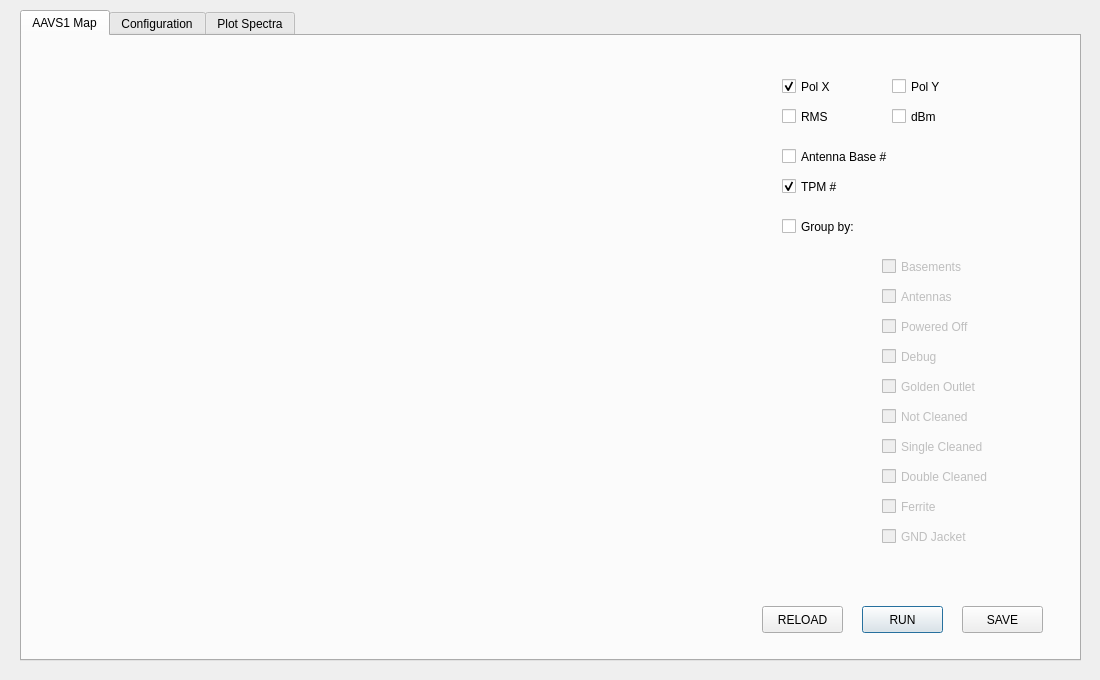
Above: bridging.ui from amattana/LowBridging before the change. Below: the same form after it.
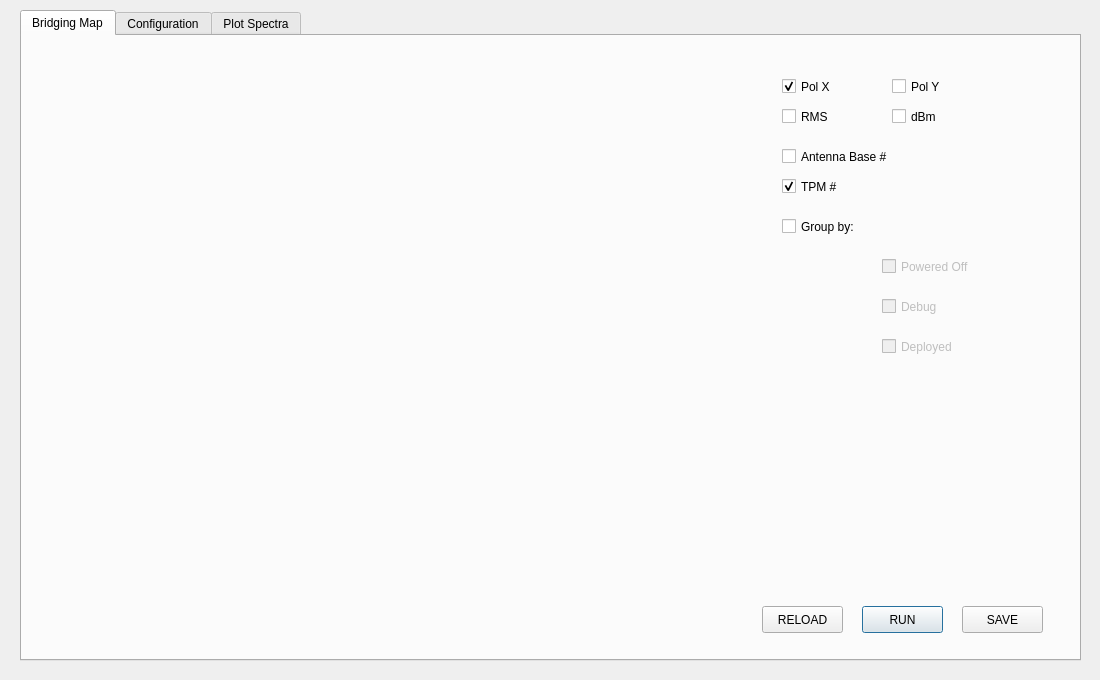
That is the form after the change.

Commit message: First working release. Next: Manage Lists

Patch:
```diff
--- a/bridging.ui
+++ b/bridging.ui
@@ -30,7 +30,7 @@
    </property>
    <widget class="QWidget" name="tab_map">
     <attribute name="title">
-     <string>AAVS1 Map</string>
+     <string>Bridging Map</string>
     </attribute>
     <widget class="QWidget" name="plotWidgetMap" native="true">
      <property name="geometry">
@@ -118,102 +118,6 @@
       <bool>true</bool>
      </property>
     </widget>
-    <widget class="QCheckBox" name="cb_not">
-     <property name="enabled">
-      <bool>false</bool>
-     </property>
-     <property name="geometry">
-      <rect>
-       <x>860</x>
-       <y>370</y>
-       <width>141</width>
-       <height>21</height>
-      </rect>
-     </property>
-     <property name="text">
-      <string>Not Cleaned</string>
-     </property>
-    </widget>
-    <widget class="QCheckBox" name="cb_single">
-     <property name="enabled">
-      <bool>false</bool>
-     </property>
-     <property name="geometry">
-      <rect>
-       <x>860</x>
-       <y>400</y>
-       <width>141</width>
-       <height>21</height>
-      </rect>
-     </property>
-     <property name="text">
-      <string>Single Cleaned</string>
-     </property>
-    </widget>
-    <widget class="QCheckBox" name="cb_double">
-     <property name="enabled">
-      <bool>false</bool>
-     </property>
-     <property name="geometry">
-      <rect>
-       <x>860</x>
-       <y>430</y>
-       <width>141</width>
-       <height>21</height>
-      </rect>
-     </property>
-     <property name="text">
-      <string>Double Cleaned</string>
-     </property>
-    </widget>
-    <widget class="QCheckBox" name="cb_ferrite">
-     <property name="enabled">
-      <bool>false</bool>
-     </property>
-     <property name="geometry">
-      <rect>
-       <x>860</x>
-       <y>460</y>
-       <width>141</width>
-       <height>21</height>
-      </rect>
-     </property>
-     <property name="text">
-      <string>Ferrite</string>
-     </property>
-    </widget>
-    <widget class="QCheckBox" name="cb_gnd">
-     <property name="enabled">
-      <bool>false</bool>
-     </property>
-     <property name="geometry">
-      <rect>
-       <x>860</x>
-       <y>490</y>
-       <width>141</width>
-       <height>21</height>
-      </rect>
-     </property>
-     <property name="text">
-      <string>GND Jacket</string>
-     </property>
-    </widget>
-    <widget class="QCheckBox" name="cb_base">
-     <property name="enabled">
-      <bool>false</bool>
-     </property>
-     <property name="geometry">
-      <rect>
-       <x>860</x>
-       <y>220</y>
-       <width>141</width>
-       <height>21</height>
-      </rect>
-     </property>
-     <property name="text">
-      <string>Basements</string>
-     </property>
-    </widget>
     <widget class="QCheckBox" name="cb_debug">
      <property name="enabled">
       <bool>false</bool>
@@ -221,7 +125,7 @@
      <property name="geometry">
       <rect>
        <x>860</x>
-       <y>310</y>
+       <y>260</y>
        <width>141</width>
        <height>21</height>
       </rect>
@@ -318,7 +222,7 @@
      <property name="geometry">
       <rect>
        <x>760</x>
-       <y>310</y>
+       <y>260</y>
        <width>81</width>
        <height>20</height>
       </rect>
@@ -334,87 +238,7 @@
      <property name="geometry">
       <rect>
        <x>760</x>
-       <y>370</y>
-       <width>81</width>
-       <height>20</height>
-      </rect>
-     </property>
-     <property name="text">
-      <string/>
-     </property>
-    </widget>
-    <widget class="QLabel" name="count_sc">
-     <property name="enabled">
-      <bool>false</bool>
-     </property>
-     <property name="geometry">
-      <rect>
-       <x>760</x>
-       <y>400</y>
-       <width>81</width>
-       <height>20</height>
-      </rect>
-     </property>
-     <property name="text">
-      <string/>
-     </property>
-    </widget>
-    <widget class="QLabel" name="count_dbl">
-     <property name="enabled">
-      <bool>false</bool>
-     </property>
-     <property name="geometry">
-      <rect>
-       <x>760</x>
-       <y>430</y>
-       <width>81</width>
-       <height>20</height>
-      </rect>
-     </property>
-     <property name="text">
-      <string/>
-     </property>
-    </widget>
-    <widget class="QLabel" name="count_fer">
-     <property name="enabled">
-      <bool>false</bool>
-     </property>
-     <property name="geometry">
-      <rect>
-       <x>760</x>
-       <y>460</y>
-       <width>81</width>
-       <height>20</height>
-      </rect>
-     </property>
-     <property name="text">
-      <string/>
-     </property>
-    </widget>
-    <widget class="QLabel" name="count_gnd">
-     <property name="enabled">
-      <bool>false</bool>
-     </property>
-     <property name="geometry">
-      <rect>
-       <x>760</x>
-       <y>490</y>
-       <width>81</width>
-       <height>20</height>
-      </rect>
-     </property>
-     <property name="text">
-      <string/>
-     </property>
-    </widget>
-    <widget class="QLabel" name="count_base">
-     <property name="enabled">
-      <bool>false</bool>
-     </property>
-     <property name="geometry">
-      <rect>
-       <x>760</x>
-       <y>220</y>
+       <y>300</y>
        <width>81</width>
        <height>20</height>
       </rect>
@@ -430,7 +254,7 @@
      <property name="geometry">
       <rect>
        <x>760</x>
-       <y>280</y>
+       <y>220</y>
        <width>81</width>
        <height>20</height>
       </rect>
@@ -446,7 +270,7 @@
      <property name="geometry">
       <rect>
        <x>860</x>
-       <y>280</y>
+       <y>220</y>
        <width>141</width>
        <height>21</height>
       </rect>
@@ -455,54 +279,6 @@
       <string>Powered Off</string>
      </property>
     </widget>
-    <widget class="QLabel" name="count_gold">
-     <property name="enabled">
-      <bool>false</bool>
-     </property>
-     <property name="geometry">
-      <rect>
-       <x>760</x>
-       <y>340</y>
-       <width>81</width>
-       <height>20</height>
-      </rect>
-     </property>
-     <property name="text">
-      <string/>
-     </property>
-    </widget>
-    <widget class="QCheckBox" name="cb_gold">
-     <property name="enabled">
-      <bool>false</bool>
-     </property>
-     <property name="geometry">
-      <rect>
-       <x>860</x>
-       <y>340</y>
-       <width>141</width>
-       <height>21</height>
-      </rect>
-     </property>
-     <property name="text">
-      <string>Golden Outlet</string>
-     </property>
-    </widget>
-    <widget class="QCheckBox" name="cb_ant">
-     <property name="enabled">
-      <bool>false</bool>
-     </property>
-     <property name="geometry">
-      <rect>
-       <x>860</x>
-       <y>250</y>
-       <width>141</width>
-       <height>21</height>
-      </rect>
-     </property>
-     <property name="text">
-      <string>Antennas</string>
-     </property>
-    </widget>
     <widget class="QLabel" name="count_ant">
      <property name="enabled">
       <bool>false</bool>
@@ -510,8 +286,8 @@
      <property name="geometry">
       <rect>
        <x>760</x>
-       <y>250</y>
-       <width>81</width>
+       <y>350</y>
+       <width>271</width>
        <height>20</height>
       </rect>
      </property>
@@ -519,6 +295,22 @@
       <string/>
      </property>
     </widget>
+    <widget class="QCheckBox" name="cb_deployed">
+     <property name="enabled">
+      <bool>false</bool>
+     </property>
+     <property name="geometry">
+      <rect>
+       <x>860</x>
+       <y>300</y>
+       <width>141</width>
+       <height>21</height>
+      </rect>
+     </property>
+     <property name="text">
+      <string>Deployed</string>
+     </property>
+    </widget>
    </widget>
    <widget class="QWidget" name="tab_conf">
     <attribute name="title">
```
Left out of the diff: 12 changed lines with no effect on the pictures. The commit also changes 2 other files.
